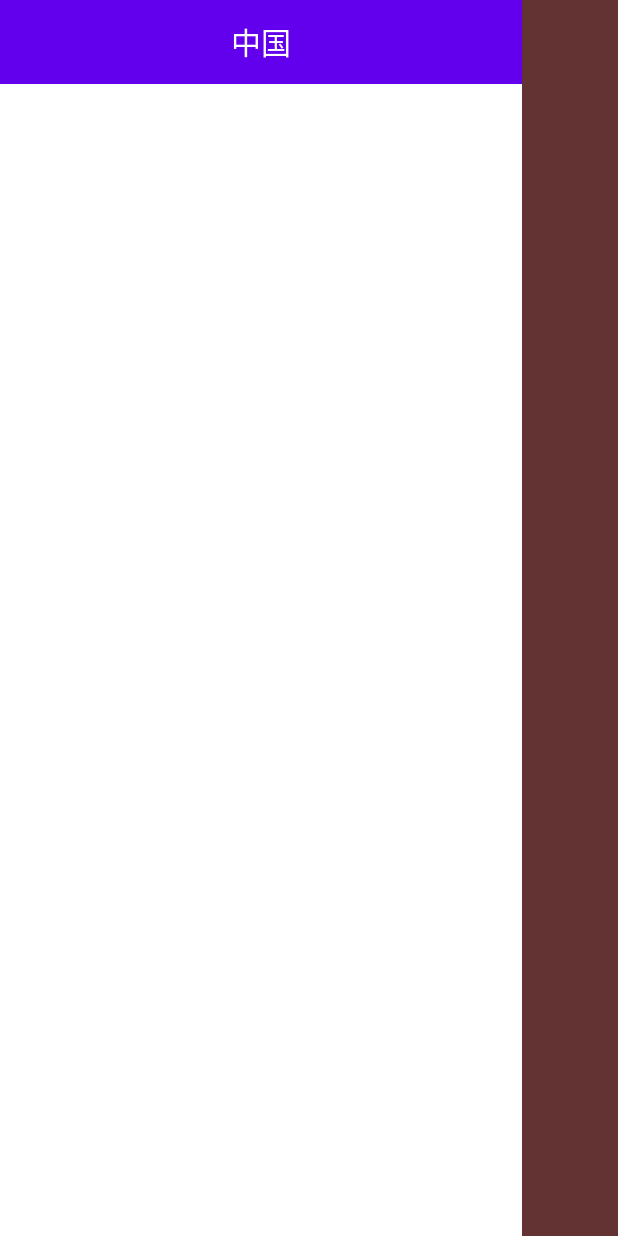
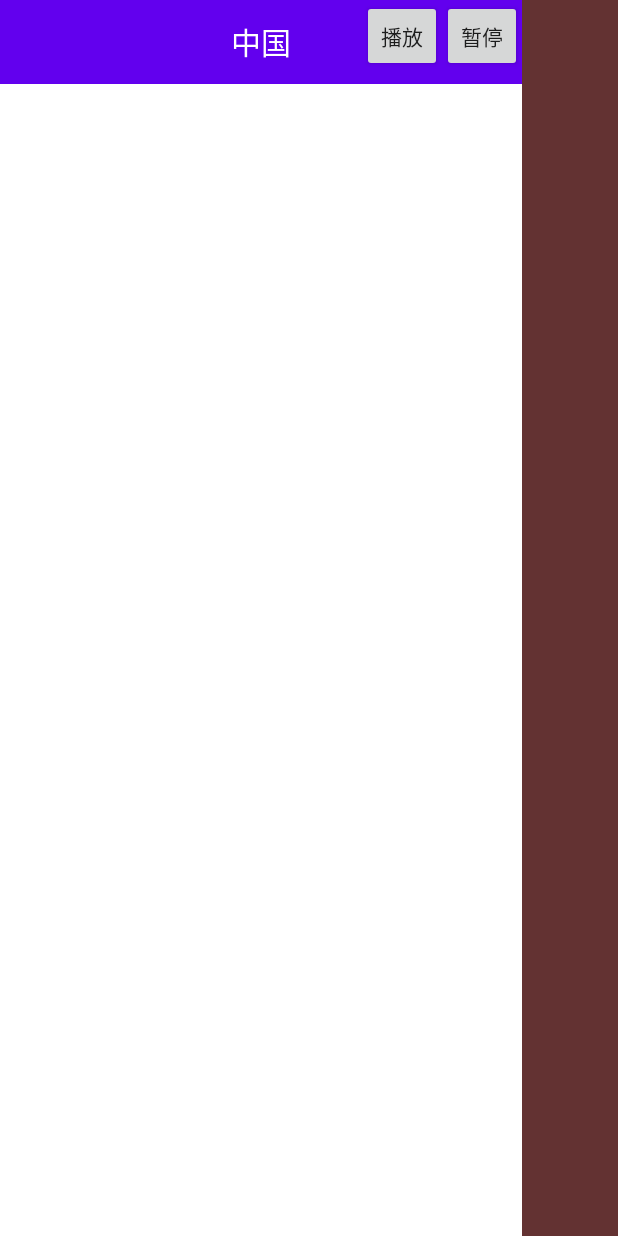
Before and after one commit to SuPersonic-Levi/7weather-forecast, an Android app: the WeatherActivity screen opened directly, with no data from a screen before it, with the side drawer open, on a phone screen of 412 x 824 dp. Run offline under Robolectric (Android 15) with nearby library versions, the light colour scheme and no system bars; libraries missing offline, so code that uses them is left out: androidx.constraintlayout.motion, org.litepal, org.litepal.crud; pictures from the network do not load; 3 statements that could not run were skipped.

Commit message:
更新了音乐播放

```diff
--- a/app/src/main/java/indi/sevenweather/android/ChooseAreaFragment.java
+++ b/app/src/main/java/indi/sevenweather/android/ChooseAreaFragment.java
@@ -2,7 +2,9 @@ package indi.sevenweather.android;
 
 import android.app.ProgressDialog;
 import android.content.Intent;
+import android.media.MediaPlayer;
 import android.os.Bundle;
+import android.os.Environment;
 import android.text.TextUtils;
 import android.view.LayoutInflater;
 import android.view.View;
@@ -22,6 +24,7 @@ import androidx.fragment.app.Fragment;
 import org.litepal.LitePal;
 import org.litepal.crud.LitePalSupport;
 
+import java.io.File;
 import java.io.IOException;
 import java.util.ArrayList;
 import java.util.List;
@@ -44,6 +47,9 @@ public class ChooseAreaFragment extends Fragment {
     private ProgressDialog progressDialog;
     private TextView titleText;
     private Button backButton;
+    private MediaPlayer mediaPlayer = new MediaPlayer();
+    private Button play;
+    private Button pause;
     private ListView listView;
     private ArrayAdapter<String> adapter;
     private List<String> dataList = new ArrayList<>();
@@ -70,6 +76,8 @@ public class ChooseAreaFragment extends Fragment {
         View view = inflater.inflate(R.layout.choose_area, container, false);//初始化layout下的xml
         titleText = (TextView) view.findViewById(R.id.title_text); //获取这些控件的实例，绑定
         backButton = (Button) view.findViewById(R.id.back_button);
+        play = (Button)view.findViewById(R.id.play);
+        pause = (Button)view.findViewById(R.id.pause);
         listView = (ListView) view.findViewById(R.id.list_view);
         adapter = new ArrayAdapter<>(getContext(), android.R.layout.simple_list_item_1, dataList); //初始化arrayadapter，设置为Listview的适配器
         listView.setAdapter(adapter);
@@ -80,9 +88,10 @@ public class ChooseAreaFragment extends Fragment {
     @Override
     public void onActivityCreated(Bundle savedInstanceState){
         super.onActivityCreated(savedInstanceState);
+
+        //给listview设置点击事件
         listView.setOnItemClickListener(new AdapterView.OnItemClickListener(){
             @Override
-//给listview设置点击事件
             public void onItemClick(AdapterView<?>parent, View view, int position, long id){
                 if(currentLevel == LEVEL_PROVINCE){
                     selectedProvince = provinceList.get(position);
@@ -96,7 +105,7 @@ public class ChooseAreaFragment extends Fragment {
                     /** 用instanceof来判断这个activity是哪一个类的实例里的然后来选择不同的逻辑*/
                     if(getActivity() instanceof MainActivity) {
                         Intent intent = new Intent(getActivity(), WeatherActivity.class);
-                        intent.putExtra("weather_id", weatherId);
+                        intent.putExtra("weather_id", weatherId);//第一个参数是key第二个是value，用前面的名字来给后面真正的值取值
                         startActivity(intent);//启动天气显示页面
                         getActivity().finish();
                     }else if(getActivity() instanceof WeatherActivity){
@@ -122,8 +131,44 @@ public class ChooseAreaFragment extends Fragment {
 
             }
         });
-        queryProvinces();
+
+
+        //初始化media
+
+        initMediaPlayer();
+
+        //播放音乐
+        play.setOnClickListener(new View.OnClickListener() {
+            @Override
+            public void onClick(View v) {
+                if(!mediaPlayer.isPlaying()){
+                    mediaPlayer.start();
+                }
+            }
+        });
+        pause.setOnClickListener(new View.OnClickListener() {
+            @Override
+            public void onClick(View v) {
+                mediaPlayer.pause();
+            }
+        });
+
+
+
+
+
+        queryProvinces();//意味着先从省布局开始加载
     }
+
+    private void initMediaPlayer(){
+        try{
+            mediaPlayer.setDataSource("http://m10.music.126.net/20220614161934/18da3f65aebccdd1932e4f816f513dea/ymusic/b255/21f2/d814/7cd8927b9ca639004ec27e723bd3961a.mp3");
+            mediaPlayer.prepare();
+        }catch (Exception e){
+            e.printStackTrace();
+        }
+    }
+
 
 
     /**
@@ -212,10 +257,10 @@ DataSupport.where("name = ? or pric = ?", "张三", "5000").find( User.class);**
 
 
     /**
-     * 根据传入的address喝类型从服务器查询具体数据*/
+     * 根据传入的address类型从服务器查询具体数据*/
     private void queryFromServer(String address, final String type){
         showProgressDialog();
-        HttpUtil.sendOkHttpRequest(address, new Callback() {
+        HttpUtil.sendOkHttpRequest(address, new Callback() { //写匿名类来回调
             @Override
             public void onFailure(@NonNull Call call, @NonNull IOException e) {
                 //通过runonUithread方法回到主线程处理逻辑
@@ -233,6 +278,7 @@ DataSupport.where("name = ? or pric = ?", "张三", "5000").find( User.class);**
             public void onResponse(@NonNull Call call, @NonNull Response response) throws IOException {
                 String responseText = response.body().string();
                 boolean result = false;
+                //将解析传回来的数据存储到数据库里
                 if("province".equals(type)){
                     result = Utility.handleProvinceResponse(responseText); //解析传回来的省json数据并存储到数据库中
                 }else if("city".equals(type)){
@@ -241,6 +287,7 @@ DataSupport.where("name = ? or pric = ?", "张三", "5000").find( User.class);**
                     result = Utility.handleCountyResponse(responseText, selectedCity.getId());
                 }
 
+                //需要再一次
                 if(result){
                     getActivity().runOnUiThread(new Runnable() {//使用runonuithread从子线程切换到主线程
                         @Override
--- a/app/src/main/java/indi/sevenweather/android/MainActivity.java
+++ b/app/src/main/java/indi/sevenweather/android/MainActivity.java
@@ -10,6 +10,8 @@ import android.os.Bundle;
 import android.preference.PreferenceManager;
 import android.util.Log;
 
+import com.qweather.sdk.view.HeConfig;
+
 public class MainActivity extends AppCompatActivity {
 
     @Override
@@ -17,6 +19,8 @@ public class MainActivity extends AppCompatActivity {
         super.onCreate(savedInstanceState);
         Log.d(TAG, "77levi"+this.toString());
         setContentView(R.layout.activity_main);
+        HeConfig.init("HE2204151421551553", "07fcdf72fb3d4816bf9690c8ea0bff1b");
+        HeConfig.switchToDevService(); //初始化并设置为开发者模式
         //先读取缓存，如果不为null那就是已经有缓存数据了，直接跳转到天气预报页面就行
         SharedPreferences prefs = PreferenceManager.getDefaultSharedPreferences(this);
         if(prefs.getString("weather",null) != null){
--- a/app/src/main/java/indi/sevenweather/android/WeatherActivity.java
+++ b/app/src/main/java/indi/sevenweather/android/WeatherActivity.java
@@ -115,7 +115,7 @@ public class WeatherActivity extends AppCompatActivity {
             Glide.with(this).load(bingPic).into(bingPicImg);
         }else{
             loadBingPic();
-        }
+        } //加载必应背景图片
 
         String weatherString = prefs.getString("weather",null);//读取这里面的数据
 
@@ -126,7 +126,7 @@ public class WeatherActivity extends AppCompatActivity {
             showWeatherInfo(weather);
         }else {
             //没读取到缓存，去服务器查询天气数据
-            String weatherId = getIntent().getStringExtra("weather_id");//获取intent并传入string（天气id）数据
+            String weatherId = getIntent().getStringExtra("weather_id");//获取用于启动WeatherActivity的intent并传入相应的key得到string（天气id）数据，因为传入的是字符串所以是getstringextra整型则是getIntExtra
             weatherLayout.setVisibility(View.INVISIBLE);//隐藏天气数据页面（因为此时是空的，不好看
             requestWeather(weatherId);//用天气id请求查询城市天气信息
         }
@@ -150,6 +150,7 @@ public class WeatherActivity extends AppCompatActivity {
 
         String weatherUrl = "http://guolin.tech/api/weather?cityid=" +
                 weatherId + "&key=07fcdf72fb3d4816bf9690c8ea0bff1b";
+
         HttpUtil.sendOkHttpRequest(weatherUrl, new Callback() {
             @Override
             public void onFailure(@NonNull Call call, @NonNull IOException e) {
@@ -162,7 +163,6 @@ public class WeatherActivity extends AppCompatActivity {
                     }
                 });
             }
-
             @Override
             public void onResponse(@NonNull Call call, @NonNull Response response) throws IOException {
                 final String responseText = response.body().string();
@@ -244,8 +244,8 @@ public class WeatherActivity extends AppCompatActivity {
 
         /**
          * 启动自动更新*/
-        Intent intent = new Intent(this, AutoUpdateService.class);
-        startService(intent);
+        Intent intent = new Intent(this, AutoUpdateService.class);//第一个作为上下文，第二个参数就是意图，要打开自动更新（目标活动）
+        startService(intent);//传入参数启动目标活动
 
     }
 
--- a/app/src/main/java/indi/sevenweather/android/db/City.java
+++ b/app/src/main/java/indi/sevenweather/android/db/City.java
@@ -5,8 +5,8 @@ import org.litepal.crud.LitePalSupport;
 public class City extends LitePalSupport {
     private int id;
     private String cityName;
-    private int cityCode;
-    private int provinceId;
+    private int cityCode; //记录市的代号
+    private int provinceId; //记录该市所属的省id
 
     public int getId(){
         return id;
--- a/app/src/main/java/indi/sevenweather/android/db/County.java
+++ b/app/src/main/java/indi/sevenweather/android/db/County.java
@@ -5,8 +5,8 @@ import org.litepal.crud.LitePalSupport;
 public class County extends LitePalSupport {
     private int id;
     private String countyName;
-    private String weatherId;
-    private int cityId;
+    private String weatherId; //记录县对应的天气id（不需要code了的原因是不需要再在服务器里继续查询下一个级别，而是需要用weatherid在天气服务器里查数据了）
+    private int cityId; //记录所在市的id
 
     public int getId(){
         return id;
--- a/app/src/main/java/indi/sevenweather/android/db/Province.java
+++ b/app/src/main/java/indi/sevenweather/android/db/Province.java
@@ -5,7 +5,7 @@ import org.litepal.crud.LitePalSupport;
 public class Province extends LitePalSupport {
     private int id;
     private String provinceName;
-    private int provinceCode;
+    private int provinceCode; //记录省的代号
 
     public int getId(){
         return id;
--- a/app/src/main/java/indi/sevenweather/android/gson/AQI.java
+++ b/app/src/main/java/indi/sevenweather/android/gson/AQI.java
@@ -1,7 +1,9 @@
 package indi.sevenweather.android.gson;
 
 public class AQI {
+
     public AQICity city;
+
     public class AQICity{
         public String aqi;
         public String pm25;
--- a/app/src/main/java/indi/sevenweather/android/gson/Basic.java
+++ b/app/src/main/java/indi/sevenweather/android/gson/Basic.java
@@ -8,6 +8,7 @@ public class Basic {
     @SerializedName("id")
     public String weatherId;
     public Update update;
+
     public class Update{
         @SerializedName("loc")
         public String updateTime;
--- a/app/src/main/java/indi/sevenweather/android/service/AutoUpdateService.java
+++ b/app/src/main/java/indi/sevenweather/android/service/AutoUpdateService.java
@@ -48,7 +48,7 @@ public class AutoUpdateService extends Service {
        Log.d("AutoUpdateService", "onStartCommand: ");
         AlarmManager manager = (AlarmManager) getSystemService(ALARM_SERVICE);
 
-        int anHour = 10*1000;//8小时的毫秒数
+        int anHour = 60*1000;//8小时的毫秒数
         long triggerAtTime = SystemClock.elapsedRealtime()+anHour; //定时任务触发时间
         Intent i = new Intent(this,AutoUpdateService.class);
         PendingIntent pi = PendingIntent.getService(this,0,i,0);
--- a/app/src/main/java/indi/sevenweather/android/util/HttpUtil.java
+++ b/app/src/main/java/indi/sevenweather/android/util/HttpUtil.java
@@ -5,15 +5,20 @@ import android.app.DownloadManager;
 import okhttp3.OkHttpClient;
 import okhttp3.Request;
 
-
+/**公共类，想要发起网络请求的时候调用该类的方法就行*/
 public class HttpUtil {
 
-    public  static void sendOkHttpRequest(String address, okhttp3.Callback callback){
+    public  static void sendOkHttpRequest(String address, okhttp3.Callback callback){//callback参数是回调接口，类似之前写的httpcallbacklistner
         OkHttpClient client = new OkHttpClient();
-        Request request = new Request //用这种方式建立request用来收到到服务器响应
-                .Builder()
-                .url(address)
+        Request request = new Request //用这种方式建立request对象用来收到到服务器响应，此时是空的对象，没有什么作用，所以下面以build（）之前进行连缀来丰富request对象
+                .Builder() //构造器
+                .url(address)//设置目的网络地址
                 .build();
-        client.newCall(request).enqueue(callback /** 没看懂 没懂*/);
+                /** newCall()创建call对象*/
+        client.newCall(request).enqueue(callback /** 没看懂 没懂*/);  //client.newcall()后直接调用enqueue方法把callback参数传入
+        //enqueue方法内部帮我们开了子线程，在子线程中执行http请求，最终的请求结果回调到okhttp3.Callback里
+
+        //本来是调用Call对象的execute方法发送请求并获取返回数据。用response.body().string()来得到返回的具体内容；
+        // 如果是post请求会更复杂点，这部分程序写的是get请求
             }
 }
--- a/app/src/main/java/indi/sevenweather/android/util/Utility.java
+++ b/app/src/main/java/indi/sevenweather/android/util/Utility.java
@@ -14,7 +14,9 @@ import indi.sevenweather.android.db.Province;
 import indi.sevenweather.android.gson.Weather;
 
 public class Utility {
-   /**  用来解析json格式的数据（服务器返回的省市县数据在里面）*/
+   /**  用来解析json格式的数据（服务器返回的省市县数据在里面） 三个省市县用到了JSONObject，天气用到了GSON*/
+   //用jsonarray和jsonobject将数据解析出来，组装成实体对象再save到数据库里
+
     public static boolean handleProvinceResponse(String response){//注意这里的handle是处理的意思
         if( !TextUtils.isEmpty(response)){
             try{
@@ -98,7 +100,7 @@ return false;
             JSONObject jsonObject = new JSONObject(response);
             JSONArray jsonArray = jsonObject.getJSONArray("HeWeather");
             String weatherContent = jsonArray.getJSONObject(0).toString();
-            return new Gson().fromJson(weatherContent,Weather.class);
+            return new Gson().fromJson(weatherContent,Weather.class);//因为已经写了gson实体类，直接用gson的fromjson自动将json解析成一个weather对象
 
 
         }catch (Exception e){
--- a/app/src/main/res/layout/activity_weather.xml
+++ b/app/src/main/res/layout/activity_weather.xml
@@ -26,6 +26,7 @@
             android:layout_width="match_parent"
             android:layout_height="match_parent"
             android:id="@+id/swipe_refresh">
+
             <ScrollView
                 android:layout_width="match_parent"
                 android:layout_height="match_parent"
--- a/app/src/main/res/layout/choose_area.xml
+++ b/app/src/main/res/layout/choose_area.xml
@@ -24,7 +24,20 @@
             android:layout_centerVertical="true"
             android:background="@drawable/ic_back"/>
 
+        <Button
+            android:id="@+id/play"
+            android:layout_width="53dp"
+            android:layout_height="wrap_content"
+            android:layout_toLeftOf="@+id/pause"
 
+            android:layout_centerHorizontal="true"
+            android:text="播放" />
+        <Button
+            android:id="@+id/pause"
+            android:layout_width="53dp"
+            android:layout_height="wrap_content"
+            android:layout_alignParentRight="true"
+            android:text="暂停" />
 
 
 
```
Also changed, not shown: app/build.gradle (+5 -2 lines), app/src/main/AndroidManifest.xml (+48 -9 lines), app/src/main/java/indi/sevenweather/android/SplashActivity.java (added, +162 -0 lines), app/src/main/res/layout/activity_splash.xml (added, +10 -0 lines), app/libs/QWeather_Public_Android_V4.9.jar (added), gradle.properties (line endings or trailing spaces), 1 other file.
